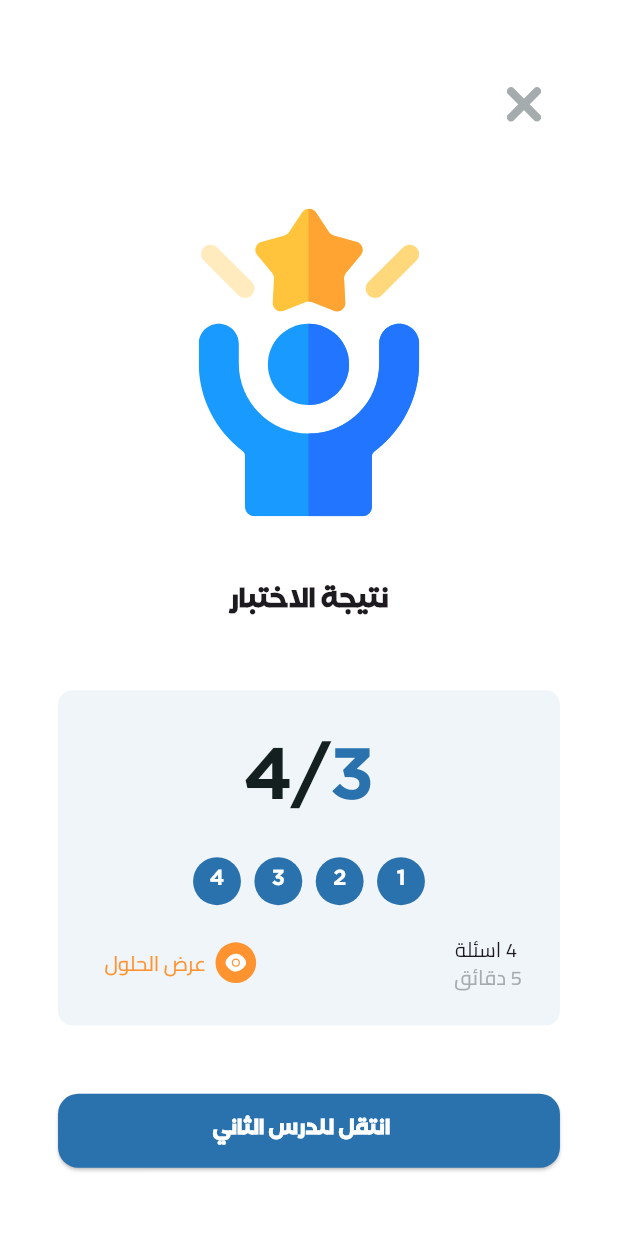
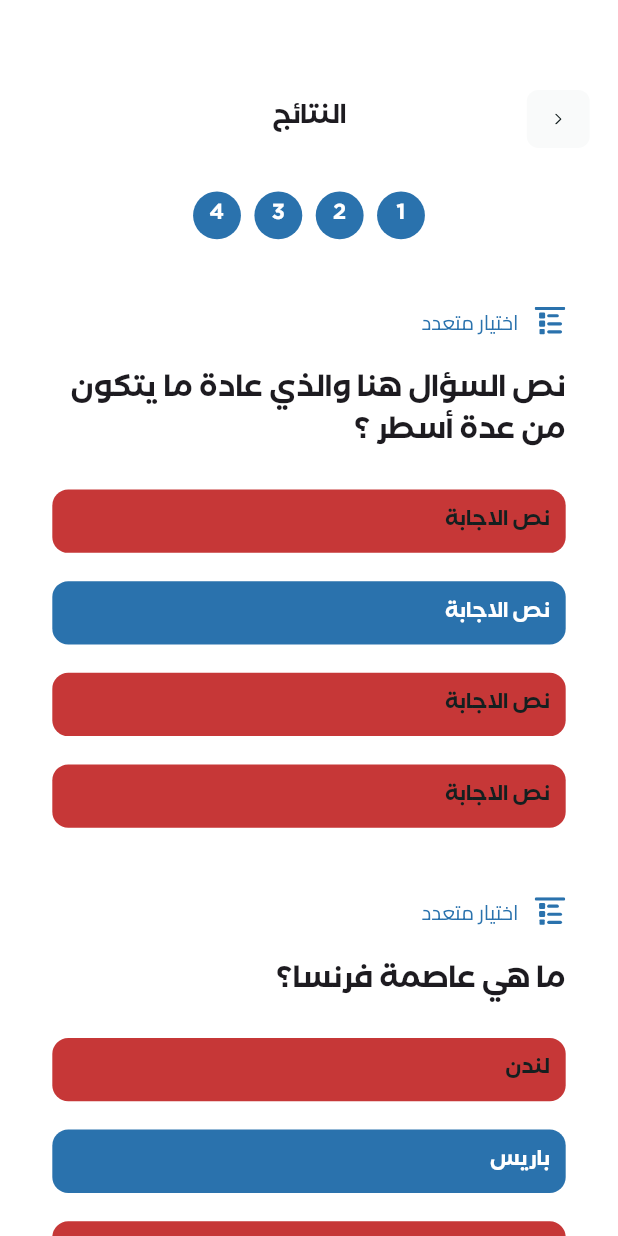
Before and after one commit to mohamed616100/Eazy, a Flutter app: the ResultView screen opened directly, after a tap on "عرض الحلول", on a phone screen of 412 x 824 dp. Run offline on Flutter 3.47's test engine with Material 3 defaults, Android fonts, the phone set to English and light mode, and no system bars; our stand-ins replace flutter_bloc, flutter_screenutil, flutter_svg; project files that could hold a hidden picture were left out.

Commit message:
details and qustions

```diff
--- a/lib/core/helper/my_navgetor.dart
+++ /dev/null
@@ -1,20 +0,0 @@
-import 'package:flutter/material.dart';
-enum NavigatorType {push, pushReplacement, pushAndRemoveUntil}
-abstract class MyNavigator
-{
-  static goTo(BuildContext context, Widget screen, {NavigatorType type = NavigatorType.push})
-  {
-    var pageRoute = MaterialPageRoute(builder: (_) => screen);
-    switch(type)
-    {
-      case NavigatorType.push:
-        return Navigator.push(context, pageRoute);
-      case NavigatorType.pushReplacement:
-        return Navigator.pushReplacement(context, pageRoute);
-      case NavigatorType.pushAndRemoveUntil:
-        return Navigator.pushAndRemoveUntil(context, pageRoute, (route) => false);
-    }
-  }
-
-  static goBack(context)=> Navigator.pop(context);
-}
--- a/lib/core/utils/appPaddings.dart
+++ b/lib/core/utils/appPaddings.dart
@@ -3,5 +3,8 @@ import 'package:flutter_screenutil/flutter_screenutil.dart';
 
 abstract class AppPaddings{
   static final mainPadding = EdgeInsets.symmetric(horizontal: 18.w,);
+  static final mainPaddingright = EdgeInsets.only(right: 18.w,);
+
+
 
 }
--- a/lib/core/widgets/customAppBar.dart
+++ b/lib/core/widgets/customAppBar.dart
@@ -1,5 +1,3 @@
-
-import 'package:eazy_app/core/utils/appColor.dart';
 import 'package:eazy_app/core/utils/appStyles.dart';
 import 'package:eazy_app/core/widgets/arrowBackButtom.dart';
 import 'package:flutter/material.dart';
@@ -9,24 +7,32 @@ class CustomAppBar extends StatelessWidget {
   final String? title;
   final Function()? onPressed;
   const CustomAppBar({super.key, this.title, this.onPressed});
+
   @override
   Widget build(BuildContext context) {
     return Padding(
-      padding: EdgeInsets.only(top: 62.h),
-      child: Row(
+      padding: EdgeInsets.only(top: 62.h,),
+      child: SizedBox(
+        height: 40.h,
+        width: double.infinity,
+        child: Stack(
+          alignment: Alignment.center,
           children: [
-          SizedBox(
-            width: 130.w,
-          ),
-          Text(
+            Center(
+              child: Text(
                 title ?? "",
                 style: AppStyles.textStyle18w400,
               ),
-          const Spacer(),
-          ArrowBackButton(
+            ),
+
+            Align(
+              alignment: Alignment.centerRight,
+              child: ArrowBackButton(
                 onPressed: onPressed,
-          )
+              ),
+            ),
           ],
+        ),
       ),
     );
   }
--- a/lib/features/Lessons/Views/widgets/lessons_item.dart
+++ b/lib/features/Lessons/Views/widgets/lessons_item.dart
@@ -18,7 +18,6 @@ class LessonsItem extends StatelessWidget {
 
   Widget buildLessonAction(datalessons data,BuildContext context) {
     if (data.isblock) {
-      // لو مقفول
       return CustomSvg(
             path: AppIcons.lock_open,
             width: 26.w,
--- a/lib/features/questions/Views/quiz_page.dart
+++ b/lib/features/questions/Views/quiz_page.dart
@@ -107,14 +107,14 @@ class _QuizPageState extends State<QuizPage> {
                             ],
                           ),
                         ),
-                        const SizedBox(height: 24),
+                        SizedBox(height: 24.h),
                         Text(
                           question.question,
                           style: AppStyles.textStyle20w400FF,
                           textAlign: TextAlign.right,
                           textDirection: TextDirection.rtl,
                         ),
-                        const SizedBox(height: 24),
+                       SizedBox(height: 24.h),
                         ...List.generate(question.answers.length, (answerIndex) {
                           final answer = question.answers[answerIndex];
                           final isSelected = _selectedAnswer == answerIndex;
--- a/lib/features/result/views/result_view.dart
+++ b/lib/features/result/views/result_view.dart
@@ -6,6 +6,7 @@ import 'package:eazy_app/core/widgets/customButtom.dart';
 import 'package:eazy_app/core/widgets/customSvg.dart';
 import 'package:eazy_app/features/Lessons/Views/Lessons_View.dart';
 import 'package:eazy_app/features/result/views/widgets/continer_result.dart';
+import 'package:eazy_app/features/view_result/views/views_result.dart';
 import 'package:flutter/material.dart';
 import 'package:flutter_screenutil/flutter_screenutil.dart';
 class ResultView extends StatelessWidget {
@@ -98,7 +99,8 @@ class ResultView extends StatelessWidget {
                           Spacer(),
                           GestureDetector(
                             onTap: (){
-                              print('object');
+                              MyNavigator.goTo(context, view_result()
+                                  ,type: NavigatorType.push);
                             },
                             child: Row(
                               children: [
--- /dev/null
+++ b/lib/features/view_result/views/views_result.dart
@@ -0,0 +1,61 @@
+import 'package:eazy_app/core/utils/appColor.dart';
+import 'package:eazy_app/core/utils/appPaddings.dart';
+import 'package:eazy_app/core/widgets/customAppBar.dart';
+import 'package:eazy_app/features/questions/data/question_model.dart';
+import 'package:eazy_app/features/result/views/widgets/continer_result.dart';
+import 'package:eazy_app/features/view_result/views/widgets/item_answer_listview.dart';
+import 'package:flutter/material.dart';
+import 'package:flutter_screenutil/flutter_screenutil.dart';
+class view_result extends StatelessWidget {
+  const view_result({super.key});
+
+  @override
+  Widget build(BuildContext context) {
+    return Scaffold(
+      backgroundColor: AppColors.white,
+      body: Padding(
+        padding:  AppPaddings.mainPadding,
+        child: CustomScrollView(
+          slivers: [
+            SliverToBoxAdapter(
+              child: CustomAppBar(
+                title: 'النتائج',
+              ),
+            ),
+            SliverToBoxAdapter(child: SizedBox(height: 30.h,)),
+            SliverToBoxAdapter(
+              child: Directionality(
+                textDirection: TextDirection.rtl,
+                child: SizedBox(
+                  height: 33.h,
+                  child: Row(
+                    mainAxisAlignment: MainAxisAlignment.center,
+                    children: [
+                      SizedBox(
+                        height: 33.h,
+                        child: ListView.builder(
+                          shrinkWrap: true,
+                          physics: const NeverScrollableScrollPhysics(),
+                          scrollDirection: Axis.horizontal,
+                          itemCount: questions.length,
+                          itemBuilder: (context, index) {
+                            return ContinerResult(
+                              text: (index + 1).toString(),
+                            );
+                          },
+                        ),
+                      ),
+                    ],
+                  ),
+                ),
+              ),
+            ),
+            SliverToBoxAdapter(child: SizedBox(height: 30.h,)),
+            ItemAnswerListview()
+
+          ],
+        ),
+      ),
+    );
+  }
+}
--- /dev/null
+++ b/lib/features/view_result/views/widgets/item_answer.dart
@@ -0,0 +1,74 @@
+import 'package:eazy_app/core/utils/appColor.dart';
+import 'package:eazy_app/core/utils/appIcons.dart';
+import 'package:eazy_app/core/utils/appStyles.dart';
+import 'package:eazy_app/core/widgets/customSvg.dart';
+import 'package:eazy_app/features/questions/data/question_model.dart';
+import 'package:flutter/material.dart';
+import 'package:flutter_screenutil/flutter_screenutil.dart';
+class ItemAnswer extends StatelessWidget {
+  const ItemAnswer({super.key, required this.model,});
+  final QuestionModel model;
+
+  @override
+  Widget build(BuildContext context) {
+    return Container(
+        width: double.infinity,
+        height: 407.h,
+        color: AppColors.white,
+        child: Padding(
+            padding: const EdgeInsets.all(16),
+            child: Column(
+                crossAxisAlignment: CrossAxisAlignment.end,
+                children: [
+                  Directionality(
+                    textDirection: TextDirection.rtl,
+                    child: Row(
+                      children: [
+                        CustomSvg(path: AppIcons.multiplechoice,
+                          height: 20.h,
+                          width: 20.w,
+                          color: AppColors.blue,
+                        ),
+                        SizedBox(width: 10.w),
+                        Text('اختيار متعدد',style: AppStyles.textStyle14w400C.copyWith(
+                          color: AppColors.blue,
+                        ),),
+                      ],
+                    ),
+                  ),
+                  SizedBox(height: 24.h),
+                  Text(
+                    model.question,
+                    style: AppStyles.textStyle20w400FF,
+                    textAlign: TextAlign.right,
+                    textDirection: TextDirection.rtl,
+                  ),
+                  SizedBox(height: 24.h),
+                  ...List.generate(model.answers.length, (answerIndex) {
+                    final answer = model.answers[answerIndex];
+                    return Container(
+                        width: double.infinity,
+                        alignment: Alignment.centerRight,
+                        margin: EdgeInsets.only(bottom: 18.w),
+                        padding:EdgeInsets.symmetric(vertical: 12.h, horizontal: 10.w),
+                        decoration: BoxDecoration(
+                          color: model.correctAnswerIndex == answerIndex ? AppColors.blue : AppColors.red2,
+                          borderRadius: BorderRadius.circular(11.r),
+                        ),
+                        child: Text(
+                          answer,
+                          textDirection: TextDirection.rtl,
+                          style: AppStyles.textStyle14w400FF.copyWith(
+                            color: model.correctAnswerIndex == answerIndex ? Colors.white : AppColors.black,
+                          ),
+                          textAlign: TextAlign.right,
+                        ),
+                    );
+                  }),
+                ]
+            )
+        )
+
+    );
+  }
+}
--- /dev/null
+++ b/lib/features/view_result/views/widgets/item_answer_listview.dart
@@ -0,0 +1,15 @@
+import 'package:eazy_app/features/questions/data/question_model.dart';
+import 'package:eazy_app/features/view_result/views/widgets/item_answer.dart';
+import 'package:flutter/material.dart';
+class ItemAnswerListview extends StatelessWidget {
+  const ItemAnswerListview({super.key});
+
+  @override
+  Widget build(BuildContext context) {
+    return SliverList.builder(itemBuilder: (context,index){
+      return ItemAnswer(
+        model: questions[index],
+      );
+    },itemCount:questions.length ,);
+  }
+}
```
Lines whose indentation alone changed are shown as unchanged.
